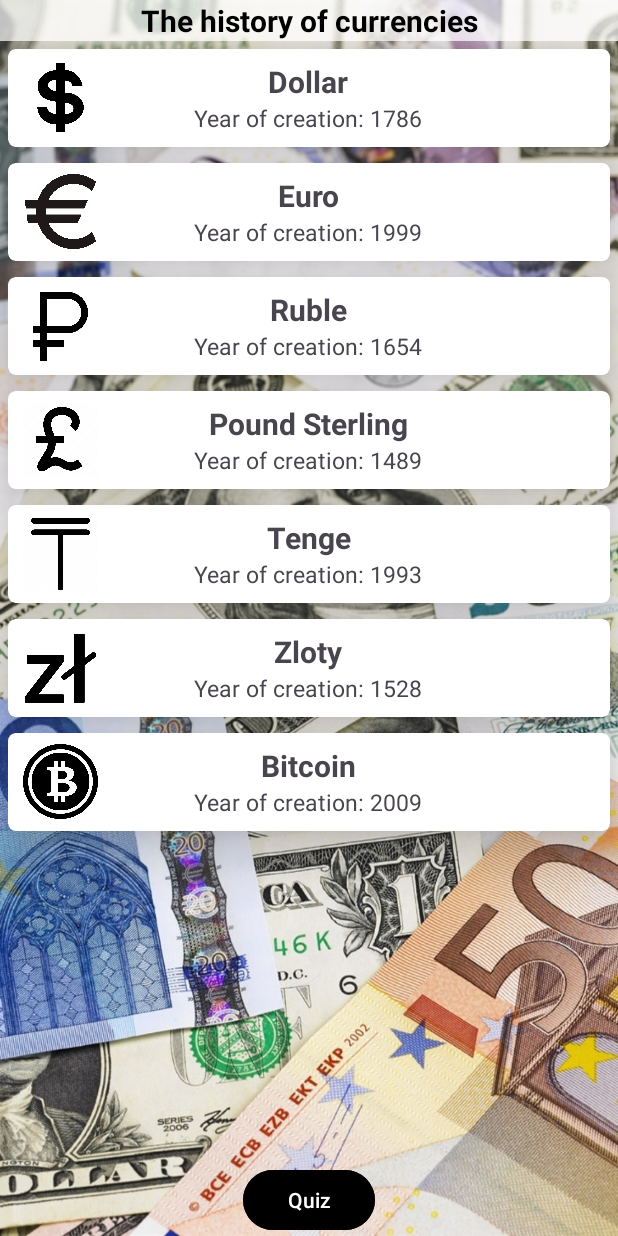
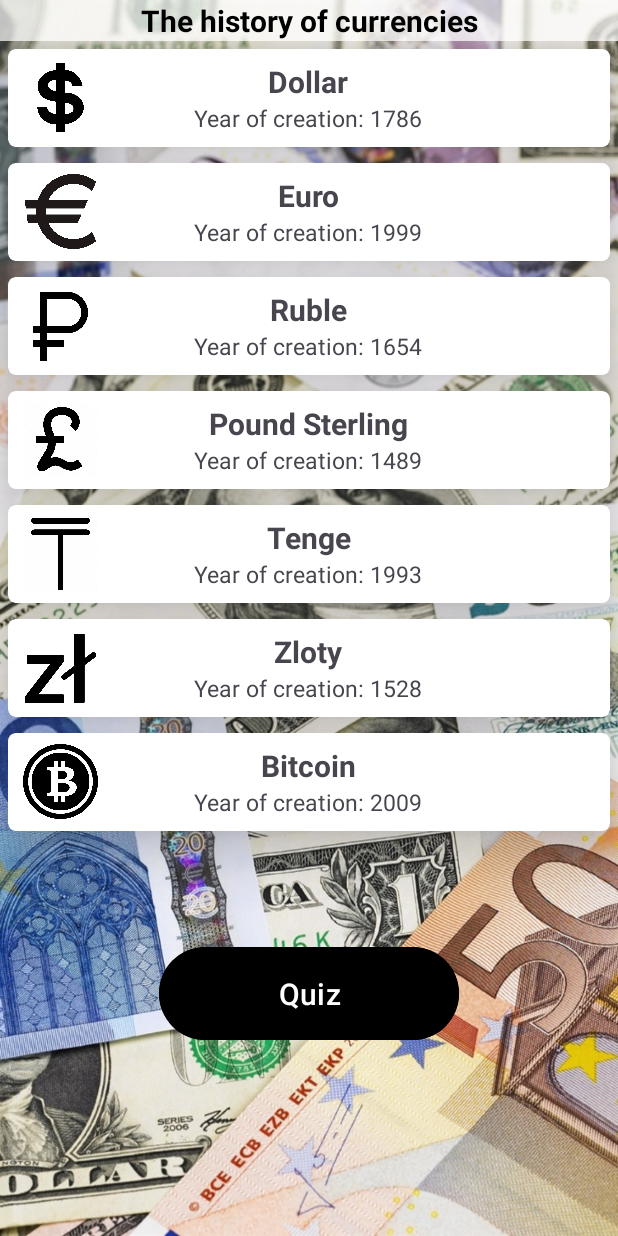
Before and after one commit to Nikita28007/CurrencyHistoryApp, an Android app: the screen it shows after launch (MainActivity), on a phone screen of 412 x 824 dp. Run offline under Robolectric (Android 15) with nearby library versions, the phone set to English and light mode, and no system bars.

Commit message:
quiz button(size,textsize,position)

```diff
--- a/app/src/main/res/layout/recycler_fragment.xml
+++ b/app/src/main/res/layout/recycler_fragment.xml
@@ -1,32 +1,32 @@
 <?xml version="1.0" encoding="utf-8"?>
 <LinearLayout xmlns:android="http://schemas.android.com/apk/res/android"
     android:layout_width="match_parent"
+    android:layout_height="match_parent"
     android:background="@drawable/currencies"
-    android:layout_height="match_parent"
     android:orientation="vertical">
 
     <TextView
-        android:background="#B3FFFFFF"
         android:layout_width="match_parent"
         android:layout_height="wrap_content"
+        android:background="#B3FFFFFF"
         android:gravity="center"
+        android:text="@string/the_history"
         android:textColor="@color/black"
         android:textSize="20sp"
-        android:textStyle="bold"
 
-        android:text="@string/the_history"/>
+        android:textStyle="bold" />
 
     <androidx.recyclerview.widget.RecyclerView
         android:id="@+id/recylerViewMain"
         android:layout_width="match_parent"
-        android:layout_height="0dp"
-        android:layout_weight="90" />
+        android:layout_height="600dp" />
 
     <Button
-        android:layout_width="wrap_content"
-        android:layout_height="wrap_content"
         android:id="@+id/quizButton"
+        android:layout_width="200sp"
+        android:layout_height="70dp"
         android:layout_gravity="center"
         android:backgroundTint="#000000"
-        android:text="Quiz" />
+        android:text="Quiz"
+        android:textSize="20sp" />
 </LinearLayout>
```
